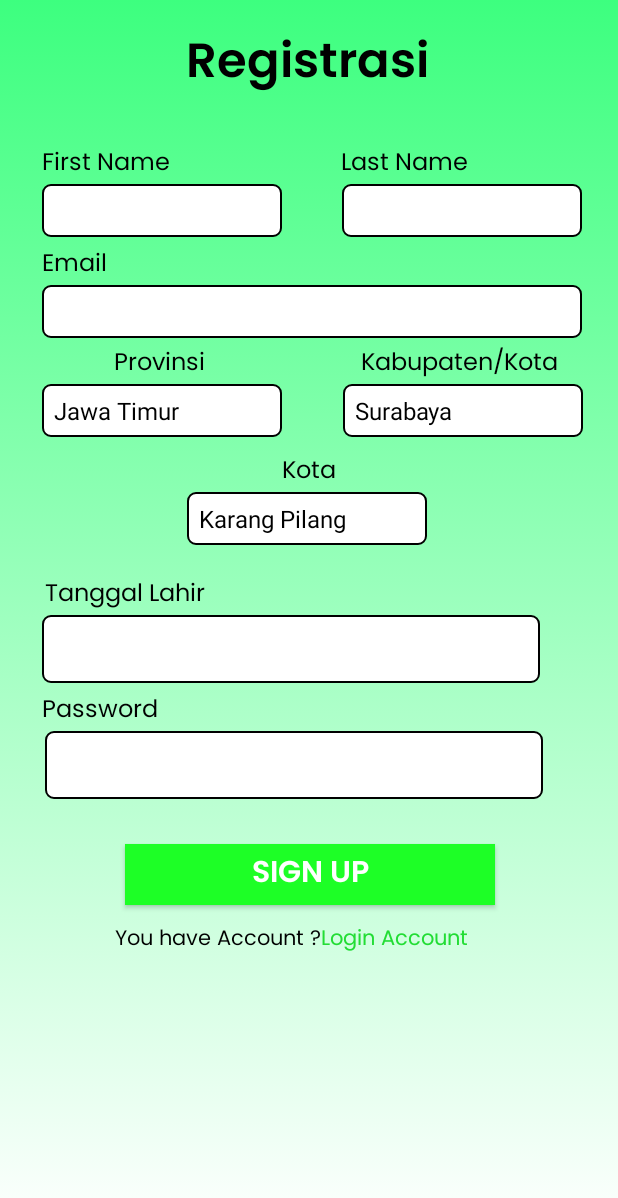
After one commit to naufalna21/GoStadz, an Android app: the RegistrasiScreen screen opened directly, with no data from a screen before it, on a phone screen of 412 x 824 dp. The commit adds this screen. Shown: the top 1198 px of the screen. Run offline under Robolectric (Android 15) with nearby library versions, the phone set to English and light mode, and no system bars.

Commit message:
Add UI Register

```diff
--- a/app/src/main/java/com/naufal/gostadzfix/LoginScreen.java
+++ b/app/src/main/java/com/naufal/gostadzfix/LoginScreen.java
@@ -2,13 +2,25 @@ package com.naufal.gostadzfix;
 
 import androidx.appcompat.app.AppCompatActivity;
 
+import android.content.Intent;
 import android.os.Bundle;
+import android.view.View;
+import android.widget.TextView;
+
+import org.w3c.dom.Text;
 
 public class LoginScreen extends AppCompatActivity {
+    private TextView t_registrasi;
 
     @Override
     protected void onCreate(Bundle savedInstanceState) {
         super.onCreate(savedInstanceState);
         setContentView(R.layout.login_screen);
+        t_registrasi = findViewById(R.id.createaccount);
+        t_registrasi.setOnClickListener(this::RegistrasiScreen);
+    }
+
+    public void RegistrasiScreen(View view) {
+        startActivity(new Intent(this, RegistrasiScreen.class));
     }
 }
--- /dev/null
+++ b/app/src/main/java/com/naufal/gostadzfix/RegistrasiScreen.java
@@ -0,0 +1,31 @@
+package com.naufal.gostadzfix;
+
+import androidx.appcompat.app.AppCompatActivity;
+
+import android.os.Bundle;
+import android.widget.ArrayAdapter;
+import android.widget.Spinner;
+
+public class RegistrasiScreen extends AppCompatActivity {
+
+
+    @Override
+    protected void onCreate(Bundle savedInstanceState) {
+        super.onCreate(savedInstanceState);
+        setContentView(R.layout.registrasi_screen);
+
+        Spinner spinner = (Spinner) findViewById(R.id.provinsi);
+        Spinner spinner_kab = (Spinner) findViewById(R.id.kabupaten);
+        Spinner spinner_kec = (Spinner) findViewById(R.id.kecamatan);
+
+        spinner.setAdapter(createAdapter(R.array.Provinsi));
+        spinner_kab.setAdapter(createAdapter(R.array.Kabupaten_Kota));
+        spinner_kec.setAdapter(createAdapter(R.array.Kecamatan));
+    }
+
+    public ArrayAdapter<CharSequence> createAdapter(int resource_id) {
+        ArrayAdapter<CharSequence> adapter = ArrayAdapter.createFromResource(this, resource_id, android.R.layout.simple_spinner_dropdown_item);
+        adapter.setDropDownViewResource(android.R.layout.simple_spinner_dropdown_item);
+        return adapter;
+    }
+}
--- a/app/src/main/java/com/naufal/gostadzfix/StartScreen.java
+++ b/app/src/main/java/com/naufal/gostadzfix/StartScreen.java
@@ -12,7 +12,7 @@ public class StartScreen extends AppCompatActivity {
     @Override
     protected void onCreate(Bundle savedInstanceState) {
         super.onCreate(savedInstanceState);
-        setContentView(R.layout.startscreen);
+        setContentView(R.layout.start_screen);
         b_useemail = findViewById(R.id.useemail);
         b_useemail.setOnClickListener(new View.OnClickListener() {
             @Override
--- a/app/src/main/res/layout/login_screen.xml
+++ b/app/src/main/res/layout/login_screen.xml
@@ -51,6 +51,7 @@
 
     <EditText
         android:id="@+id/editText"
+        android:paddingLeft="10dp"
         android:layout_width="311.42dp"
         android:layout_height="35.17dp"
         android:layout_marginStart="44dp"
@@ -75,6 +76,7 @@
 
     <EditText
         android:id="@+id/editText2"
+        android:paddingLeft="10dp"
         android:layout_width="311.42dp"
         android:layout_height="35.17dp"
         android:layout_marginStart="44dp"
@@ -144,8 +146,9 @@
             android:textSize="14sp" />
 
         <TextView
+            android:id="@+id/createaccount"
             android:layout_width="wrap_content"
-            android:layout_height="wrap_content"
+            android:layout_height="match_parent"
             android:fontFamily="@font/poppins"
             android:text="Create Account"
             android:textColor="@color/green"
--- /dev/null
+++ b/app/src/main/res/layout/registrasi_screen.xml
@@ -0,0 +1,253 @@
+<?xml version="1.0" encoding="utf-8"?>
+<androidx.constraintlayout.widget.ConstraintLayout xmlns:android="http://schemas.android.com/apk/res/android"
+    xmlns:app="http://schemas.android.com/apk/res-auto"
+    xmlns:tools="http://schemas.android.com/tools"
+    android:layout_width="match_parent"
+    android:layout_height="match_parent"
+    android:background="@drawable/gradient_background"
+    tools:context=".RegistrasiScreen">
+
+    <TextView
+        android:id="@+id/textView5"
+        android:layout_width="wrap_content"
+        android:layout_height="wrap_content"
+        android:layout_marginStart="124dp"
+        android:layout_marginTop="16dp"
+        android:fontFamily="@font/poppins_semibold"
+        android:text="Registrasi"
+        android:textColor="@color/black"
+        android:textSize="32dp"
+        app:layout_constraintStart_toStartOf="parent"
+        app:layout_constraintTop_toTopOf="parent" />
+
+    <TextView
+        android:id="@+id/textView6"
+        android:layout_width="wrap_content"
+        android:layout_height="wrap_content"
+        android:layout_marginStart="28dp"
+        android:layout_marginTop="25dp"
+        android:fontFamily="@font/poppins"
+        android:text="First Name"
+        android:textColor="@color/black"
+        android:textSize="16sp"
+        app:layout_constraintStart_toStartOf="parent"
+        app:layout_constraintTop_toBottomOf="@+id/textView5" />
+
+    <EditText
+        android:id="@+id/editText3"
+        android:layout_width="160dp"
+        android:layout_height="35dp"
+        android:layout_marginStart="28dp"
+        android:background="@drawable/rounded_stroke"
+        android:inputType="text"
+        app:layout_constraintStart_toStartOf="parent"
+        app:layout_constraintTop_toBottomOf="@+id/textView6" />
+
+    <TextView
+        android:id="@+id/textView7"
+        android:layout_width="wrap_content"
+        android:layout_height="wrap_content"
+        android:layout_marginTop="25dp"
+        android:layout_marginEnd="100dp"
+        android:fontFamily="@font/poppins"
+        android:text="Last Name"
+        android:textColor="@color/black"
+        android:textSize="16sp"
+        app:layout_constraintEnd_toEndOf="parent"
+        app:layout_constraintTop_toBottomOf="@+id/textView5" />
+
+    <EditText
+        android:layout_width="160dp"
+        android:layout_height="35dp"
+        android:layout_marginEnd="24dp"
+        android:background="@drawable/rounded_stroke"
+        android:inputType="text"
+        app:layout_constraintEnd_toEndOf="parent"
+        app:layout_constraintTop_toBottomOf="@+id/textView7" />
+
+    <TextView
+        android:id="@+id/textView8"
+        android:layout_width="wrap_content"
+        android:layout_height="wrap_content"
+        android:layout_marginStart="28dp"
+        android:layout_marginTop="5dp"
+        android:fontFamily="@font/poppins"
+        android:text="Email"
+        android:textColor="@color/black"
+        android:textSize="16sp"
+        app:layout_constraintStart_toStartOf="parent"
+        app:layout_constraintTop_toBottomOf="@+id/editText3" />
+
+    <EditText
+        android:id="@+id/editText4"
+        android:layout_width="360dp"
+        android:layout_height="35dp"
+        android:layout_marginStart="28dp"
+        android:background="@drawable/rounded_stroke"
+        android:inputType="textEmailAddress"
+        app:layout_constraintStart_toStartOf="parent"
+        app:layout_constraintTop_toBottomOf="@+id/textView8" />
+
+    <TextView
+        android:id="@+id/textView9"
+        android:layout_width="wrap_content"
+        android:layout_height="wrap_content"
+        android:layout_marginStart="76dp"
+        android:layout_marginTop="4dp"
+        android:fontFamily="@font/poppins"
+        android:text="Provinsi"
+        android:textColor="@color/black"
+        android:textSize="16sp"
+        app:layout_constraintStart_toStartOf="parent"
+        app:layout_constraintTop_toBottomOf="@+id/editText4" />
+
+    <Spinner
+        android:id="@+id/provinsi"
+        android:layout_width="160dp"
+        android:layout_height="35dp"
+        android:layout_marginStart="28dp"
+        android:background="@drawable/rounded_stroke"
+        app:layout_constraintStart_toStartOf="parent"
+        app:layout_constraintTop_toBottomOf="@+id/textView9" />
+
+    <TextView
+        android:id="@+id/textView10"
+        android:layout_width="wrap_content"
+        android:layout_height="wrap_content"
+        android:layout_marginTop="4dp"
+        android:layout_marginEnd="40dp"
+        android:fontFamily="@font/poppins"
+        android:text="Kabupaten/Kota"
+        android:textColor="@color/black"
+        android:textSize="16sp"
+        app:layout_constraintEnd_toEndOf="parent"
+        app:layout_constraintTop_toBottomOf="@+id/editText4" />
+
+    <Spinner
+        android:id="@+id/kabupaten"
+        android:layout_width="160dp"
+        android:layout_height="35dp"
+        android:layout_marginEnd="23dp"
+        android:background="@drawable/rounded_stroke"
+        app:layout_constraintEnd_toEndOf="parent"
+        app:layout_constraintTop_toBottomOf="@+id/textView10" />
+
+    <TextView
+        android:id="@+id/textView11"
+        android:layout_width="wrap_content"
+        android:layout_height="wrap_content"
+        android:layout_marginStart="187dp"
+        android:layout_marginTop="76dp"
+        android:layout_marginEnd="187dp"
+        android:fontFamily="@font/poppins"
+        android:text="Kota"
+        android:textColor="@color/black"
+        android:textSize="16sp"
+        app:layout_constraintEnd_toEndOf="parent"
+        app:layout_constraintStart_toStartOf="parent"
+        app:layout_constraintTop_toBottomOf="@+id/editText4" />
+
+    <Spinner
+        android:id="@+id/kecamatan"
+        android:layout_width="160dp"
+        android:layout_height="35dp"
+        android:layout_marginStart="124dp"
+        android:layout_marginEnd="127dp"
+        android:background="@drawable/rounded_stroke"
+        app:layout_constraintEnd_toEndOf="parent"
+        app:layout_constraintHorizontal_bias="1.0"
+        app:layout_constraintStart_toStartOf="parent"
+        app:layout_constraintTop_toBottomOf="@+id/textView11" />
+
+    <TextView
+        android:id="@+id/textView12"
+        android:layout_width="wrap_content"
+        android:layout_height="wrap_content"
+        android:layout_marginStart="30dp"
+        android:layout_marginTop="20dp"
+        android:fontFamily="@font/poppins"
+        android:text="Tanggal Lahir"
+        android:textColor="@color/black"
+        android:textSize="16sp"
+        app:layout_constraintStart_toStartOf="parent"
+        app:layout_constraintTop_toBottomOf="@+id/kecamatan" />
+
+    <EditText
+        android:id="@+id/editText5"
+        android:layout_width="332dp"
+        android:layout_height="45dp"
+        android:layout_marginStart="28dp"
+        android:background="@drawable/rounded_stroke"
+        android:inputType="date"
+        app:layout_constraintStart_toStartOf="parent"
+        app:layout_constraintTop_toBottomOf="@+id/textView12" />
+
+    <TextView
+        android:id="@+id/textView13"
+        android:layout_width="wrap_content"
+        android:layout_height="wrap_content"
+        android:layout_marginStart="28dp"
+        android:layout_marginTop="5dp"
+        android:fontFamily="@font/poppins"
+        android:text="Password"
+        android:textColor="@color/black"
+        android:textSize="16sp"
+        app:layout_constraintStart_toStartOf="parent"
+        app:layout_constraintTop_toBottomOf="@+id/editText5" />
+
+    <EditText
+        android:id="@+id/editText6"
+        android:layout_width="332dp"
+        android:layout_height="45dp"
+        android:layout_marginStart="30dp"
+        android:background="@drawable/rounded_stroke"
+        android:inputType="textPassword"
+        app:layout_constraintStart_toStartOf="parent"
+        app:layout_constraintTop_toBottomOf="@+id/textView13" />
+
+    <Button
+        android:id="@+id/button3"
+        android:layout_width="246.89dp"
+        android:layout_height="40.58dp"
+        android:layout_marginTop="30dp"
+        android:layout_marginEnd="82dp"
+        android:background="@color/greenbutton"
+        android:fontFamily="@font/poppins_semibold"
+        android:text="Sign Up"
+        android:textColor="@color/white"
+        android:textSize="20sp"
+        app:layout_constraintEnd_toEndOf="parent"
+        app:layout_constraintTop_toBottomOf="@+id/editText6" />
+
+    <LinearLayout
+        android:layout_width="264dp"
+        android:layout_height="25dp"
+        android:layout_marginStart="76dp"
+        android:layout_marginTop="11dp"
+        android:layout_marginEnd="71dp"
+        android:orientation="horizontal"
+        app:layout_constraintEnd_toEndOf="parent"
+        app:layout_constraintStart_toStartOf="parent"
+        app:layout_constraintTop_toBottomOf="@+id/button3">
+
+        <TextView
+            android:layout_width="wrap_content"
+            android:layout_height="wrap_content"
+            android:text="You have Account ?"
+            android:textColor="@color/black"
+            android:textSize="14sp"
+            android:fontFamily="@font/poppins"
+            />
+        <TextView
+            android:layout_width="wrap_content"
+            android:layout_height="wrap_content"
+            android:text="Login Account"
+            android:textSize="14sp"
+            android:textColor="@color/green"
+            android:fontFamily="@font/poppins"
+            />
+    </LinearLayout>
+
+
+
+</androidx.constraintlayout.widget.ConstraintLayout>
--- a/app/src/main/res/values/strings.xml
+++ b/app/src/main/res/values/strings.xml
@@ -1,4 +1,16 @@
 <resources>
     <string name="app_name">GoStadzFix</string>
     <string name="GoSTADZ"><u>GoSTADZ</u></string>
+    <string-array name="Provinsi">
+        <item>Jawa Timur</item>
+        <item>Jawa Tengah</item>
+    </string-array>
+    <string-array name="Kabupaten_Kota">
+        <item>Surabaya</item>
+        <item>Lamongan</item>
+    </string-array>
+    <string-array name="Kecamatan">
+        <item>Karang Pilang</item>
+        <item>Jambangan</item>
+    </string-array>
 </resources>
```
Also changed, not shown: app/src/main/AndroidManifest.xml (+7 -0 lines), app/src/main/res/layout/start_screen.xml (renamed from app/src/main/res/layout/startscreen.xml), 1 other file.
